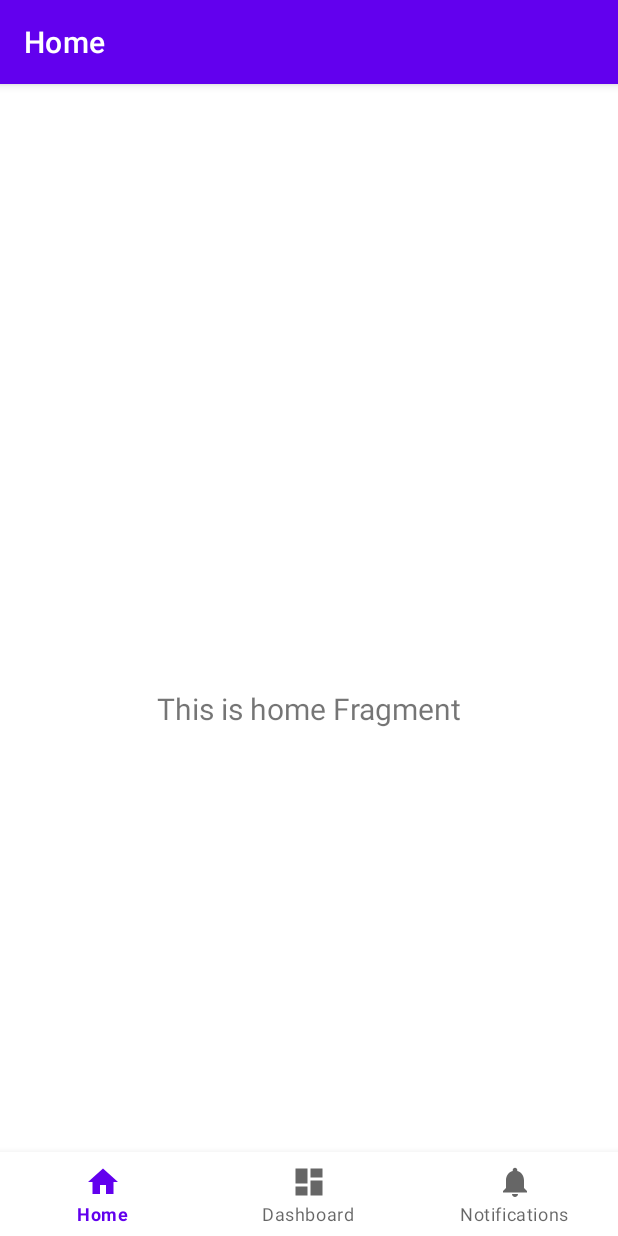
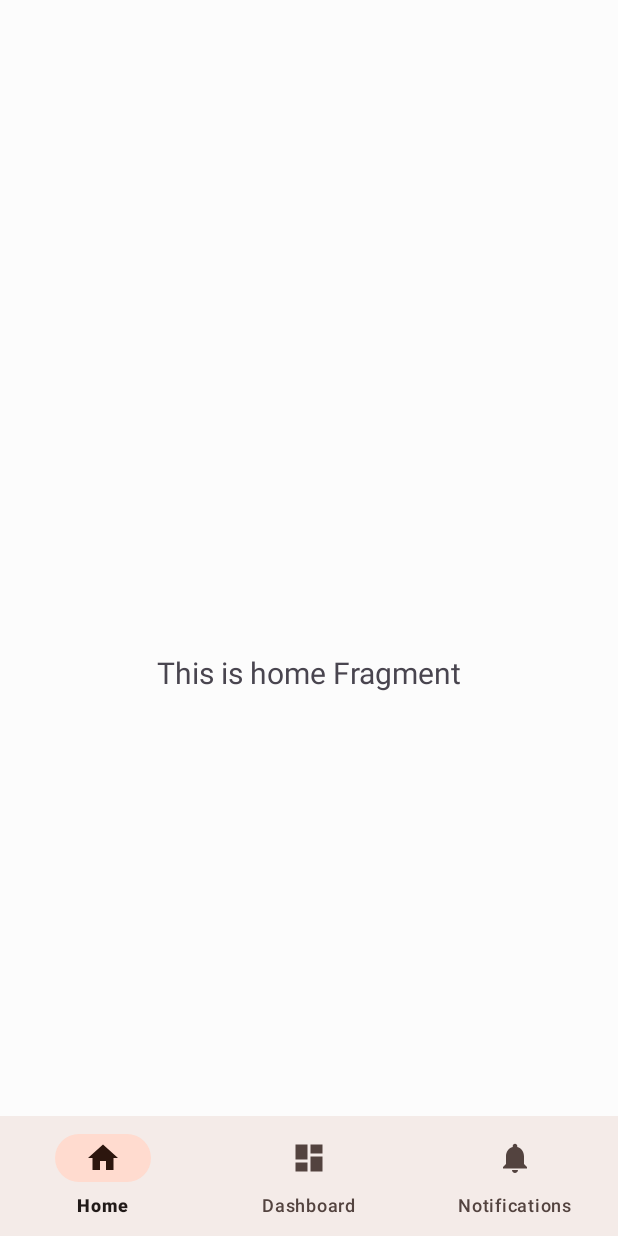
Before and after one commit to r-khvstnv/DishRecipes, an Android app: the screen it shows after launch (MainActivity), on a phone screen of 412 x 824 dp. Run offline under Robolectric (Android 15) with nearby library versions, the phone set to English and light mode, and no system bars; our stand-ins replace navigation-ui.

Commit message:
Added Application theme and styles

```diff
--- a/app/src/main/java/com/rkhvstnv/dishrecipes/MainActivity.kt
+++ b/app/src/main/java/com/rkhvstnv/dishrecipes/MainActivity.kt
@@ -29,7 +29,7 @@ class MainActivity : AppCompatActivity() {
                 R.id.navigation_home, R.id.navigation_dashboard, R.id.navigation_notifications
             )
         )
-        setupActionBarWithNavController(navController, appBarConfiguration)
+        //setupActionBarWithNavController(navController, appBarConfiguration)
         navView.setupWithNavController(navController)
     }
 }
--- a/app/src/main/res/layout/activity_main.xml
+++ b/app/src/main/res/layout/activity_main.xml
@@ -5,7 +5,6 @@
     android:layout_width="match_parent"
     android:layout_height="match_parent"
     android:paddingTop="?attr/actionBarSize">
-
     <com.google.android.material.bottomnavigation.BottomNavigationView
         android:id="@+id/nav_view"
         android:layout_width="0dp"
--- a/app/src/main/res/values-night/themes.xml
+++ b/app/src/main/res/values-night/themes.xml
@@ -1,14 +1,34 @@
 <resources xmlns:tools="http://schemas.android.com/tools">
     <!-- Base application theme. -->
     <style name="Theme.DishRecipes" parent="Theme.MaterialComponents.DayNight.DarkActionBar">
-        <!-- Primary brand color. -->
-        <item name="colorPrimary">@color/purple_200</item>
-        <item name="colorPrimaryVariant">@color/purple_700</item>
-        <item name="colorOnPrimary">@color/black</item>
-        <!-- Secondary brand color. -->
-        <item name="colorSecondary">@color/teal_200</item>
-        <item name="colorSecondaryVariant">@color/teal_200</item>
-        <item name="colorOnSecondary">@color/black</item>
+        <item name="colorPrimary">@color/md_theme_dark_primary</item>
+        <item name="colorOnPrimary">@color/md_theme_dark_onPrimary</item>
+        <item name="colorPrimaryContainer">@color/md_theme_dark_primaryContainer</item>
+        <item name="colorOnPrimaryContainer">@color/md_theme_dark_onPrimaryContainer</item>
+        <item name="colorSecondary">@color/md_theme_dark_secondary</item>
+        <item name="colorOnSecondary">@color/md_theme_dark_onSecondary</item>
+        <item name="colorSecondaryContainer">@color/md_theme_dark_secondaryContainer</item>
+        <item name="colorOnSecondaryContainer">@color/md_theme_dark_onSecondaryContainer</item>
+        <item name="colorTertiary">@color/md_theme_dark_tertiary</item>
+        <item name="colorOnTertiary">@color/md_theme_dark_onTertiary</item>
+        <item name="colorTertiaryContainer">@color/md_theme_dark_tertiaryContainer</item>
+        <item name="colorOnTertiaryContainer">@color/md_theme_dark_onTertiaryContainer</item>
+        <item name="colorError">@color/md_theme_dark_error</item>
+        <item name="colorErrorContainer">@color/md_theme_dark_errorContainer</item>
+        <item name="colorOnError">@color/md_theme_dark_onError</item>
+        <item name="colorOnErrorContainer">@color/md_theme_dark_onErrorContainer</item>
+        <item name="android:colorBackground">@color/md_theme_dark_background</item>
+        <item name="colorOnBackground">@color/md_theme_dark_onBackground</item>
+        <item name="colorSurface">@color/md_theme_dark_surface</item>
+        <item name="colorOnSurface">@color/md_theme_dark_onSurface</item>
+        <item name="colorSurfaceVariant">@color/md_theme_dark_surfaceVariant</item>
+        <item name="colorOnSurfaceVariant">@color/md_theme_dark_onSurfaceVariant</item>
+        <item name="colorOutline">@color/md_theme_dark_outline</item>
+        <item name="colorOnSurfaceInverse">@color/md_theme_dark_inverseOnSurface</item>
+        <item name="colorSurfaceInverse">@color/md_theme_dark_inverseSurface</item>
+        <!--<item name="colorInversePrimary">@color/md_theme_dark_inversePrimary</item>
+        <item name="colorShadow">@color/md_theme_dark_shadow</item>-->
+        <item name="colorPrimaryInverse">@color/md_theme_dark_primaryInverse</item>
         <!-- Status bar color. -->
         <item name="android:statusBarColor" tools:targetApi="l">?attr/colorPrimaryVariant</item>
         <!-- Customize your theme here. -->
--- a/app/src/main/res/values/colors.xml
+++ b/app/src/main/res/values/colors.xml
@@ -7,4 +7,70 @@
     <color name="teal_700">#FF018786</color>
     <color name="black">#FF000000</color>
     <color name="white">#FFFFFFFF</color>
+
+    <color name="primaryColor">#aa421c</color>
+    <color name="primaryLightColor">#e17046</color>
+    <color name="primaryDarkColor">#751100</color>
+    <color name="secondaryColor">#ed936d</color>
+    <color name="secondaryLightColor">#ffc49c</color>
+    <color name="secondaryDarkColor">#b76441</color>
+    <color name="primaryTextColor">#fafafa</color>
+    <color name="secondaryTextColor">#303030</color>
+
+    <color name="md_theme_light_primary">#A33D17</color>
+    <color name="md_theme_light_onPrimary">#FFFFFF</color>
+    <color name="md_theme_light_primaryContainer">#FFDBCF</color>
+    <color name="md_theme_light_onPrimaryContainer">#3A0B00</color>
+    <color name="md_theme_light_secondary">#77574D</color>
+    <color name="md_theme_light_onSecondary">#FFFFFF</color>
+    <color name="md_theme_light_secondaryContainer">#FFDBCF</color>
+    <color name="md_theme_light_onSecondaryContainer">#2C160E</color>
+    <color name="md_theme_light_tertiary">#6A5E2F</color>
+    <color name="md_theme_light_onTertiary">#FFFFFF</color>
+    <color name="md_theme_light_tertiaryContainer">#F4E2A7</color>
+    <color name="md_theme_light_onTertiaryContainer">#231B00</color>
+    <color name="md_theme_light_error">#BA1B1B</color>
+    <color name="md_theme_light_errorContainer">#FFDAD4</color>
+    <color name="md_theme_light_onError">#FFFFFF</color>
+    <color name="md_theme_light_onErrorContainer">#410001</color>
+    <color name="md_theme_light_background">#FCFCFC</color>
+    <color name="md_theme_light_onBackground">#211A18</color>
+    <color name="md_theme_light_surface">#FCFCFC</color>
+    <color name="md_theme_light_onSurface">#211A18</color>
+    <color name="md_theme_light_surfaceVariant">#F5DED7</color>
+    <color name="md_theme_light_onSurfaceVariant">#53433F</color>
+    <color name="md_theme_light_outline">#85736E</color>
+    <color name="md_theme_light_inverseOnSurface">#FCEEEA</color>
+    <color name="md_theme_light_inverseSurface">#362F2D</color>
+    <color name="md_theme_light_inversePrimary">#FFB59B</color>
+    <color name="md_theme_light_shadow">#000000</color>
+    <color name="md_theme_light_primaryInverse">#FFB59B</color>
+    <color name="md_theme_dark_primary">#FFB59B</color>
+    <color name="md_theme_dark_onPrimary">#5E1700</color>
+    <color name="md_theme_dark_primaryContainer">#832701</color>
+    <color name="md_theme_dark_onPrimaryContainer">#FFDBCF</color>
+    <color name="md_theme_dark_secondary">#E7BDB0</color>
+    <color name="md_theme_dark_onSecondary">#442A21</color>
+    <color name="md_theme_dark_secondaryContainer">#5D4036</color>
+    <color name="md_theme_dark_onSecondaryContainer">#FFDBCF</color>
+    <color name="md_theme_dark_tertiary">#D7C68D</color>
+    <color name="md_theme_dark_onTertiary">#3A3005</color>
+    <color name="md_theme_dark_tertiaryContainer">#51461A</color>
+    <color name="md_theme_dark_onTertiaryContainer">#F4E2A7</color>
+    <color name="md_theme_dark_error">#FFB4A9</color>
+    <color name="md_theme_dark_errorContainer">#930006</color>
+    <color name="md_theme_dark_onError">#680003</color>
+    <color name="md_theme_dark_onErrorContainer">#FFDAD4</color>
+    <color name="md_theme_dark_background">#211A18</color>
+    <color name="md_theme_dark_onBackground">#EDE0DC</color>
+    <color name="md_theme_dark_surface">#211A18</color>
+    <color name="md_theme_dark_onSurface">#EDE0DC</color>
+    <color name="md_theme_dark_surfaceVariant">#53433F</color>
+    <color name="md_theme_dark_onSurfaceVariant">#D8C2BB</color>
+    <color name="md_theme_dark_outline">#A08C86</color>
+    <color name="md_theme_dark_inverseOnSurface">#211A18</color>
+    <color name="md_theme_dark_inverseSurface">#EDE0DC</color>
+    <color name="md_theme_dark_inversePrimary">#A33D17</color>
+    <color name="md_theme_dark_shadow">#000000</color>
+    <color name="md_theme_dark_primaryInverse">#A33D17</color>
 </resources>
--- a/app/src/main/res/values/themes.xml
+++ b/app/src/main/res/values/themes.xml
@@ -1,14 +1,34 @@
 <resources xmlns:tools="http://schemas.android.com/tools">
     <!-- Base application theme. -->
-    <style name="Theme.DishRecipes" parent="Theme.MaterialComponents.DayNight.DarkActionBar">
-        <!-- Primary brand color. -->
-        <item name="colorPrimary">@color/purple_500</item>
-        <item name="colorPrimaryVariant">@color/purple_700</item>
-        <item name="colorOnPrimary">@color/white</item>
-        <!-- Secondary brand color. -->
-        <item name="colorSecondary">@color/teal_200</item>
-        <item name="colorSecondaryVariant">@color/teal_700</item>
-        <item name="colorOnSecondary">@color/black</item>
+    <style name="Theme.DishRecipes" parent="Theme.Material3.Light.NoActionBar">
+        <item name="colorPrimary">@color/md_theme_light_primary</item>
+        <item name="colorOnPrimary">@color/md_theme_light_onPrimary</item>
+        <item name="colorPrimaryContainer">@color/md_theme_light_primaryContainer</item>
+        <item name="colorOnPrimaryContainer">@color/md_theme_light_onPrimaryContainer</item>
+        <item name="colorSecondary">@color/md_theme_light_secondary</item>
+        <item name="colorOnSecondary">@color/md_theme_light_onSecondary</item>
+        <item name="colorSecondaryContainer">@color/md_theme_light_secondaryContainer</item>
+        <item name="colorOnSecondaryContainer">@color/md_theme_light_onSecondaryContainer</item>
+        <item name="colorTertiary">@color/md_theme_light_tertiary</item>
+        <item name="colorOnTertiary">@color/md_theme_light_onTertiary</item>
+        <item name="colorTertiaryContainer">@color/md_theme_light_tertiaryContainer</item>
+        <item name="colorOnTertiaryContainer">@color/md_theme_light_onTertiaryContainer</item>
+        <item name="colorError">@color/md_theme_light_error</item>
+        <item name="colorErrorContainer">@color/md_theme_light_errorContainer</item>
+        <item name="colorOnError">@color/md_theme_light_onError</item>
+        <item name="colorOnErrorContainer">@color/md_theme_light_onErrorContainer</item>
+        <item name="android:colorBackground">@color/md_theme_light_background</item>
+        <item name="colorOnBackground">@color/md_theme_light_onBackground</item>
+        <item name="colorSurface">@color/md_theme_light_surface</item>
+        <item name="colorOnSurface">@color/md_theme_light_onSurface</item>
+        <item name="colorSurfaceVariant">@color/md_theme_light_surfaceVariant</item>
+        <item name="colorOnSurfaceVariant">@color/md_theme_light_onSurfaceVariant</item>
+        <item name="colorOutline">@color/md_theme_light_outline</item>
+        <item name="colorOnSurfaceInverse">@color/md_theme_light_inverseOnSurface</item>
+        <item name="colorSurfaceInverse">@color/md_theme_light_inverseSurface</item>
+        <!--<item name="colorInversePrimary">@color/md_theme_light_inversePrimary</item>
+        <item name="colorShadow">@color/md_theme_light_shadow</item>-->
+        <item name="colorPrimaryInverse">@color/md_theme_light_primaryInverse</item>
         <!-- Status bar color. -->
         <item name="android:statusBarColor" tools:targetApi="l">?attr/colorPrimaryVariant</item>
         <!-- Customize your theme here. -->
```
Also changed, not shown: app/src/main/res/font/roboto_regular.ttf (added), app/src/main/res/font/roboto_thin.ttf (added).
